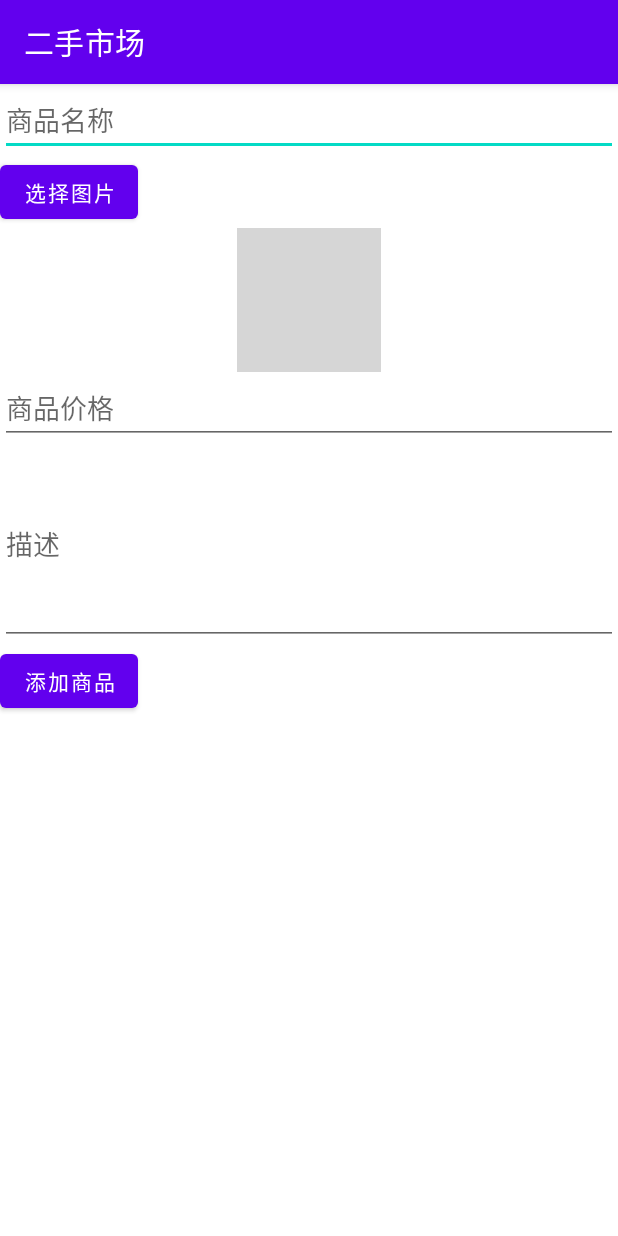
After one commit to Harrybh/Secondhandmarket, an Android app: the AddProductInfoActivity screen opened directly, with no data from a screen before it, on a phone screen of 412 x 824 dp. The commit adds this screen. Run offline under Robolectric (Android 15) with nearby library versions, the phone set to English and light mode, and no system bars; grey boxes are pictures that could not be loaded.

Commit message:
Finish add_product_info_activity

```diff
--- a/app/src/main/AndroidManifest.xml
+++ b/app/src/main/AndroidManifest.xml
@@ -12,6 +12,9 @@
         android:supportsRtl="true"
         android:theme="@style/Theme.MyApplication"
         tools:targetApi="31">
+        <activity
+            android:name=".AddProductInfoActivity"
+            android:exported="false" />
         <activity
             android:name=".Welcome"
             android:exported="false" />
@@ -29,6 +32,4 @@
         </activity>
     </application>
 
-
-
 </manifest>
--- /dev/null
+++ b/app/src/main/java/com/example/myapplication/AddProductInfoActivity.java
@@ -0,0 +1,110 @@
+package com.example.myapplication;
+
+import androidx.activity.result.ActivityResultLauncher;
+import androidx.activity.result.contract.ActivityResultContracts;
+import androidx.appcompat.app.AppCompatActivity;
+
+import android.graphics.Bitmap;
+import android.os.Bundle;
+import android.view.View;
+import android.widget.Button;
+import android.widget.EditText;
+import android.widget.ImageView;
+
+import android.app.AlertDialog;
+import android.content.DialogInterface;
+import android.content.Intent;
+import android.provider.MediaStore;
+
+
+
+public class AddProductInfoActivity extends AppCompatActivity {
+
+    private EditText productNameEditText;
+    private EditText productPriceEditText;
+    private EditText productNoteEditText;
+    private ImageView productImageView;
+
+    private ActivityResultLauncher<Intent> takePictureLauncher;
+    private ActivityResultLauncher<String> pickImageLauncher;
+
+
+    @Override
+    protected void onCreate(Bundle savedInstanceState) {
+        super.onCreate(savedInstanceState);
+        setContentView(R.layout.activity_add_product_info);
+
+        productNameEditText = findViewById(R.id.product_name_edittext);
+        productPriceEditText = findViewById(R.id.product_price_edittext);
+        productNoteEditText = findViewById(R.id.product_note_edittext);
+        productImageView = findViewById(R.id.product_image_view);
+
+        // 实例化相机拍照的 ActivityResultLauncher
+        takePictureLauncher = registerForActivityResult(
+                new ActivityResultContracts.StartActivityForResult(),
+                result -> {
+                    if (result.getResultCode() == RESULT_OK && result.getData() != null) {
+                        Bundle extras = result.getData().getExtras();
+                        Bitmap imageBitmap = (Bitmap) extras.get("data");
+                        productImageView.setImageBitmap(imageBitmap);
+                    }
+                }
+        );
+
+        // 实例化从相册选择照片的 ActivityResultLauncher
+        pickImageLauncher = registerForActivityResult(
+                new ActivityResultContracts.GetContent(),
+                result -> {
+                    if (result != null) {
+                        productImageView.setImageURI(result);
+                    }
+                }
+        );
+
+        // 选择图片按钮点击事件处理
+        Button selectImageButton = findViewById(R.id.select_image_button);
+        selectImageButton.setOnClickListener(new View.OnClickListener() {
+            @Override
+            public void onClick(View v) {
+                // 创建一个选择拍照或从相册选择图片的对话框
+                AlertDialog.Builder builder = new AlertDialog.Builder(AddProductInfoActivity.this);
+                builder.setTitle("选择图片来源");
+                builder.setItems(new CharSequence[]{"拍照", "从相册选择"}, new DialogInterface.OnClickListener() {
+                    @Override
+                    public void onClick(DialogInterface dialog, int which) {
+                        switch (which) {
+                            case 0:
+                                // 启动相机拍照
+                                Intent takePictureIntent = new Intent(MediaStore.ACTION_IMAGE_CAPTURE);
+                                takePictureLauncher.launch(takePictureIntent);
+                                break;
+                            case 1:
+                                // 从相册选择照片
+                                pickImageLauncher.launch("image/*");
+                                break;
+                        }
+                    }
+                });
+                builder.show();
+            }
+        });
+
+        // 添加商品按钮点击事件处理
+        Button addProductButton = findViewById(R.id.add_product_button);
+        addProductButton.setOnClickListener(new View.OnClickListener() {
+            @Override
+            public void onClick(View v) {
+                // 获取用户输入的商品信息
+                String productName = productNameEditText.getText().toString();
+                String productPrice = productPriceEditText.getText().toString();
+                String productNote = productNoteEditText.getText().toString();
+
+                // 执行上传操作，包括商品信息和图片上传至服务器的逻辑
+                // TODO
+
+            }
+        });
+    }
+
+
+}
--- /dev/null
+++ b/app/src/main/res/layout/activity_add_product_info.xml
@@ -0,0 +1,63 @@
+<?xml version="1.0" encoding="utf-8"?>
+<androidx.constraintlayout.widget.ConstraintLayout xmlns:android="http://schemas.android.com/apk/res/android"
+    xmlns:app="http://schemas.android.com/apk/res-auto"
+    xmlns:tools="http://schemas.android.com/tools"
+    android:layout_width="match_parent"
+    android:layout_height="match_parent"
+    tools:context=".AddProductInfoActivity">
+
+    <!-- 添加商品页面的布局 -->
+    <LinearLayout
+        android:layout_width="match_parent"
+        android:layout_height="match_parent"
+        android:orientation="vertical"
+        app:layout_constraintEnd_toEndOf="parent">
+
+        <!-- 商品名称输入框 -->
+        <EditText
+            android:id="@+id/product_name_edittext"
+            android:layout_width="match_parent"
+            android:layout_height="wrap_content"
+            android:hint="商品名称" />
+
+        <!-- 图片选择按钮 -->
+        <Button
+            android:id="@+id/select_image_button"
+            android:layout_width="wrap_content"
+            android:layout_height="wrap_content"
+            android:text="选择图片" />
+
+        <!-- 显示选定图片的ImageView -->
+        <ImageView
+            android:id="@+id/product_image_view"
+            android:layout_width="wrap_content"
+            android:layout_height="wrap_content"
+            android:layout_gravity="center_horizontal"
+            android:src="@drawable/placeholder_image" />
+
+        <!-- 商品价格输入框 -->
+        <EditText
+            android:id="@+id/product_price_edittext"
+            android:layout_width="match_parent"
+            android:layout_height="wrap_content"
+            android:hint="商品价格"
+            android:minHeight="48dp" />
+
+        <!-- 商品描述输入框 -->
+
+        <!-- 添加商品按钮 -->
+        <EditText
+            android:id="@+id/product_note_edittext"
+            android:layout_width="match_parent"
+            android:layout_height="134dp"
+            android:hint="描述" />
+
+        <Button
+            android:id="@+id/add_product_button"
+            android:layout_width="wrap_content"
+            android:layout_height="wrap_content"
+            android:text="添加商品" />
+    </LinearLayout>
+
+
+</androidx.constraintlayout.widget.ConstraintLayout>
--- a/app/src/main/res/values/strings.xml
+++ b/app/src/main/res/values/strings.xml
@@ -1,3 +1,3 @@
 <resources>
-    <string name="app_name">My Application</string>
+    <string name="app_name">二手市场</string>
 </resources>
```
